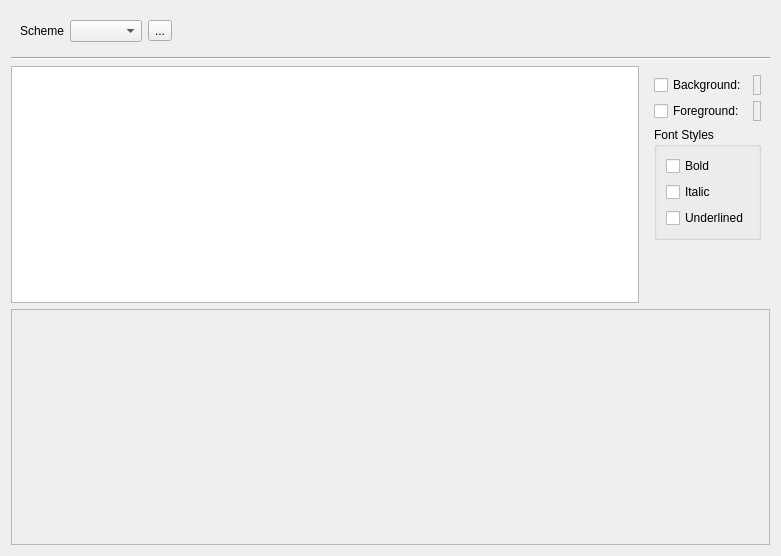
Old version of the form RedPandaIDE/settingsdialog/editorcolorschemewidget.ui in the repository royqh1979/RedPanda-CPP.
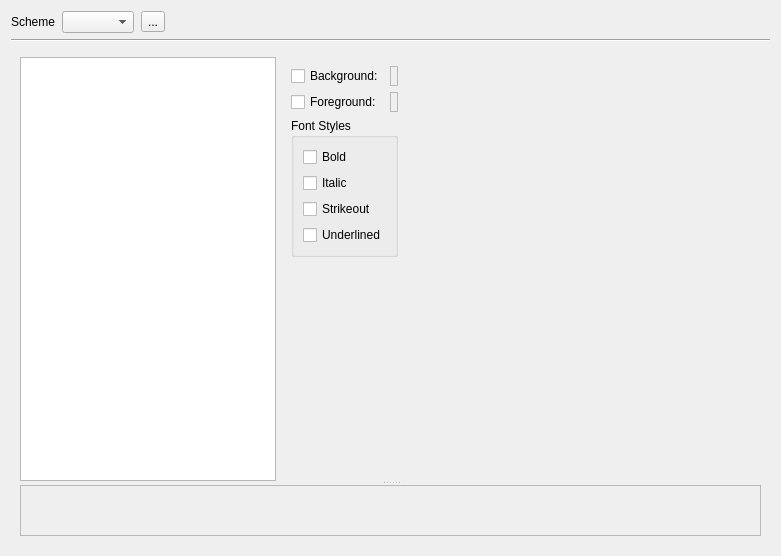
New version of the form. Custom widgets are drawn as their Qt base class.

Commit message: * work save: editor color scheme option

What changed in the file:
```diff
--- a/RedPandaIDE/settingsdialog/editorcolorschemewidget.ui
+++ b/RedPandaIDE/settingsdialog/editorcolorschemewidget.ui
@@ -23,6 +23,21 @@
    <item>
     <widget class="QWidget" name="widget" native="true">
      <layout class="QHBoxLayout" name="horizontalLayout">
+      <property name="spacing">
+       <number>7</number>
+      </property>
+      <property name="leftMargin">
+       <number>0</number>
+      </property>
+      <property name="topMargin">
+       <number>0</number>
+      </property>
+      <property name="rightMargin">
+       <number>0</number>
+      </property>
+      <property name="bottomMargin">
+       <number>0</number>
+      </property>
       <item>
        <widget class="QLabel" name="label">
         <property name="text">
@@ -71,21 +86,16 @@
        <verstretch>0</verstretch>
       </sizepolicy>
      </property>
-     <layout class="QVBoxLayout" name="verticalLayout_2">
-      <property name="leftMargin">
-       <number>0</number>
-      </property>
-      <property name="topMargin">
-       <number>0</number>
-      </property>
-      <property name="rightMargin">
-       <number>0</number>
-      </property>
-      <property name="bottomMargin">
-       <number>0</number>
-      </property>
+     <layout class="QHBoxLayout" name="horizontalLayout_3">
       <item>
+       <widget class="QSplitter" name="splitter">
+        <property name="orientation">
+         <enum>Qt::Vertical</enum>
+        </property>
        <widget class="QWidget" name="widget_3" native="true">
+         <property name="enabled">
+          <bool>true</bool>
+         </property>
         <layout class="QHBoxLayout" name="horizontalLayout_2">
          <property name="leftMargin">
           <number>0</number>
@@ -100,19 +110,65 @@
           <number>0</number>
          </property>
          <item>
-          <widget class="QListView" name="lstItems"/>
+           <widget class="QTreeView" name="treeItems">
+            <property name="sizePolicy">
+             <sizepolicy hsizetype="Preferred" vsizetype="Preferred">
+              <horstretch>0</horstretch>
+              <verstretch>0</verstretch>
+             </sizepolicy>
+            </property>
+            <property name="editTriggers">
+             <set>QAbstractItemView::NoEditTriggers</set>
+            </property>
+            <attribute name="headerVisible">
+             <bool>false</bool>
+            </attribute>
+           </widget>
          </item>
          <item>
-          <widget class="QWidget" name="widget_4" native="true">
+           <widget class="QWidget" name="widgetSchemeItem" native="true">
+            <property name="enabled">
+             <bool>true</bool>
+            </property>
            <layout class="QGridLayout" name="gridLayout">
-            <item row="1" column="0">
+             <item row="0" column="1">
+              <widget class="QCheckBox" name="cbBackground">
+               <property name="text">
+                <string>Background:</string>
+               </property>
+              </widget>
+             </item>
+             <item row="1" column="1">
              <widget class="QCheckBox" name="cbForeground">
               <property name="text">
                <string>Foreground:</string>
               </property>
              </widget>
             </item>
-            <item row="5" column="0">
+             <item row="0" column="3">
+              <spacer name="horizontalSpacer_2">
+               <property name="orientation">
+                <enum>Qt::Horizontal</enum>
+               </property>
+               <property name="sizeHint" stdset="0">
+                <size>
+                 <width>40</width>
+                 <height>20</height>
+                </size>
+               </property>
+              </spacer>
+             </item>
+             <item row="1" column="2">
+              <widget class="ColorEdit" name="colorForeground">
+               <property name="frameShape">
+                <enum>QFrame::StyledPanel</enum>
+               </property>
+               <property name="frameShadow">
+                <enum>QFrame::Raised</enum>
+               </property>
+              </widget>
+             </item>
+             <item row="5" column="1">
              <spacer name="verticalSpacer">
               <property name="orientation">
                <enum>Qt::Vertical</enum>
@@ -125,8 +181,8 @@
               </property>
              </spacer>
             </item>
-            <item row="2" column="0" colspan="2">
-             <widget class="QGroupBox" name="groupBox">
+             <item row="2" column="1" colspan="2">
+              <widget class="QGroupBox" name="grpFontStyles">
               <property name="title">
                <string>Font Styles</string>
               </property>
@@ -145,6 +201,13 @@
                  </property>
                 </widget>
                </item>
+                <item>
+                 <widget class="QCheckBox" name="cbStrikeout">
+                  <property name="text">
+                   <string>Strikeout</string>
+                  </property>
+                 </widget>
+                </item>
                <item>
                 <widget class="QCheckBox" name="cbUnderlined">
                  <property name="text">
@@ -155,15 +218,8 @@
               </layout>
              </widget>
             </item>
-            <item row="0" column="0">
-             <widget class="QCheckBox" name="cbBackground">
-              <property name="text">
-               <string>Background:</string>
-              </property>
-             </widget>
-            </item>
-            <item row="0" column="1">
-             <widget class="QFrame" name="colorBackground">
+             <item row="0" column="2">
+              <widget class="ColorEdit" name="colorBackground">
               <property name="frameShape">
                <enum>QFrame::StyledPanel</enum>
               </property>
@@ -172,24 +228,12 @@
               </property>
              </widget>
             </item>
-            <item row="1" column="1">
-             <widget class="QFrame" name="colorForeground">
-              <property name="frameShape">
-               <enum>QFrame::StyledPanel</enum>
-              </property>
-              <property name="frameShadow">
-               <enum>QFrame::Raised</enum>
-              </property>
-             </widget>
-            </item>
            </layout>
           </widget>
          </item>
         </layout>
        </widget>
-      </item>
-      <item>
-       <widget class="SynEdit" name="frame">
+        <widget class="Editor" name="editDemo">
         <property name="sizePolicy">
          <sizepolicy hsizetype="Expanding" vsizetype="Expanding">
           <horstretch>0</horstretch>
@@ -203,6 +247,7 @@
          <enum>QFrame::Raised</enum>
         </property>
        </widget>
+       </widget>
       </item>
      </layout>
     </widget>
@@ -211,9 +256,15 @@
  </widget>
  <customwidgets>
   <customwidget>
-   <class>SynEdit</class>
+   <class>ColorEdit</class>
    <extends>QFrame</extends>
-   <header location="global">qsynedit/SynEdit.h</header>
+   <header location="global">widgets/coloredit.h</header>
+   <container>1</container>
+  </customwidget>
+  <customwidget>
+   <class>Editor</class>
+   <extends>QFrame</extends>
+   <header location="global">editor.h</header>
    <container>1</container>
   </customwidget>
  </customwidgets>
```
Lines whose indentation alone changed are shown as unchanged. The commit also changes 26 other files.
